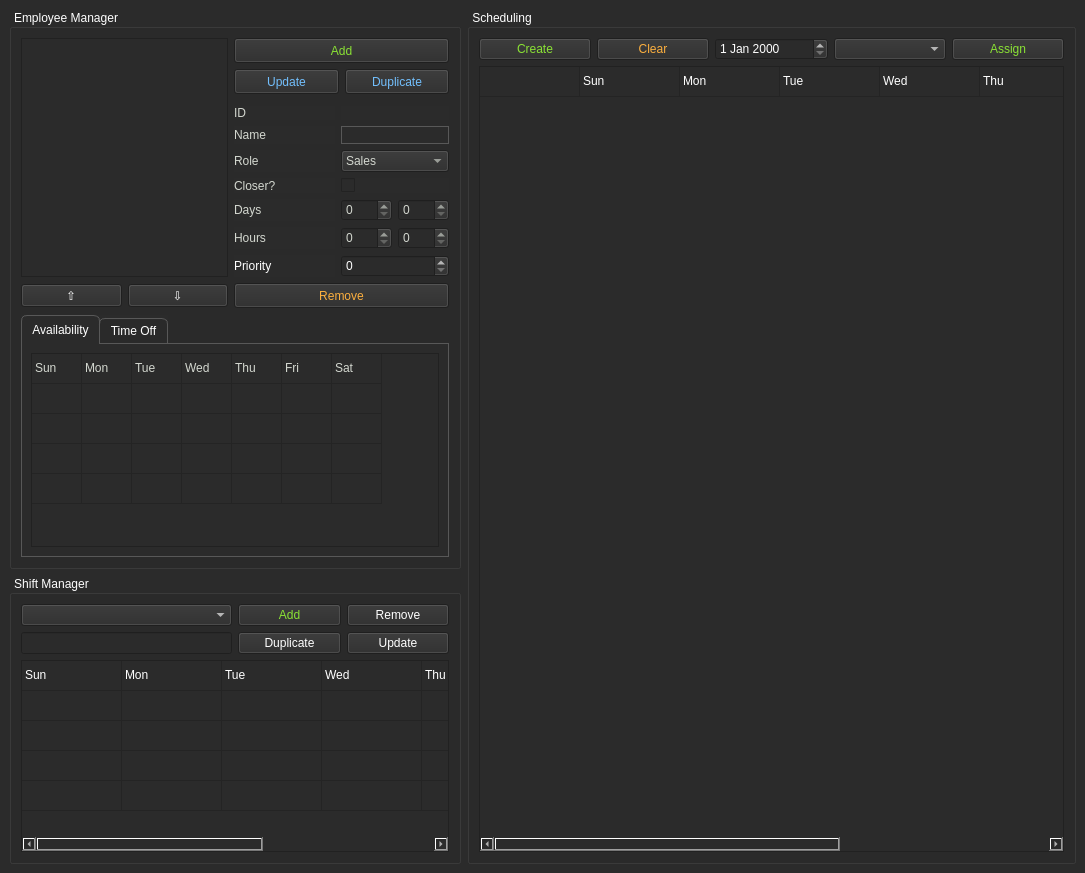
Above: autoschedservice.ui from smigii/AutoSchedService before the change. Below: the same form after it.
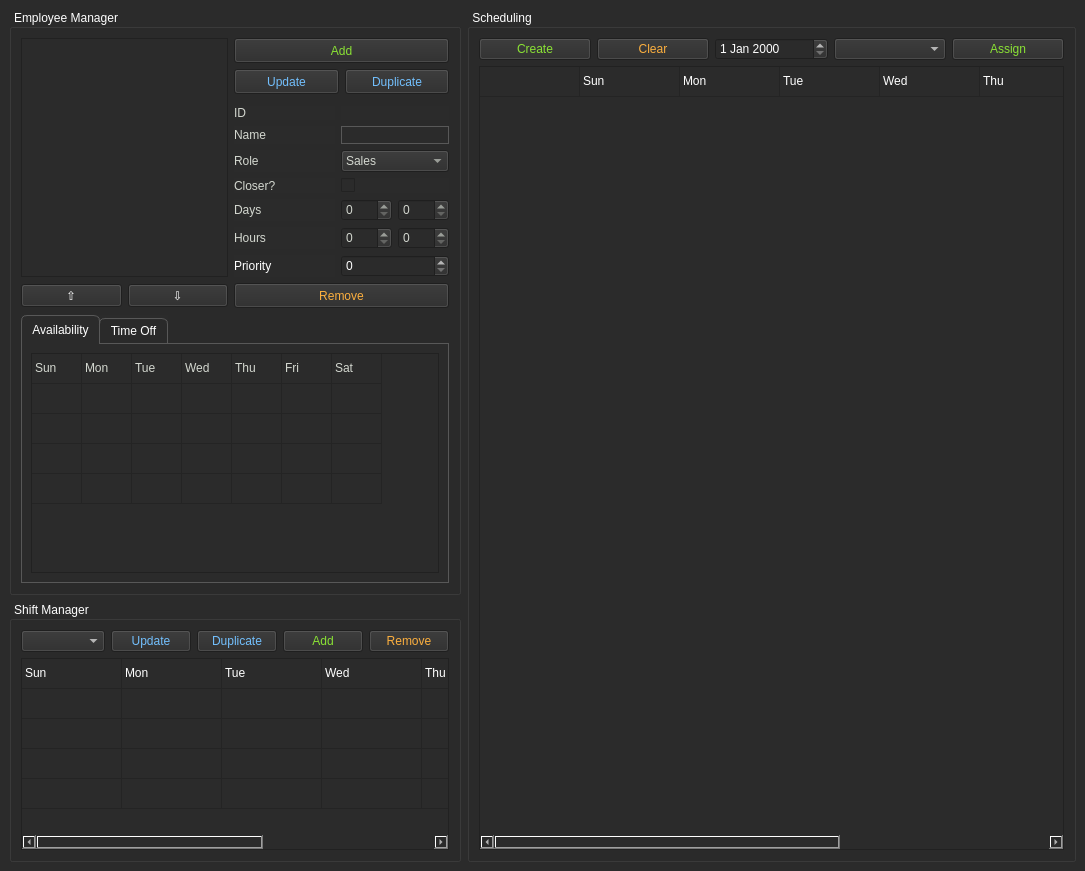
That is the form after the change.

Commit message: Shift Duplicate button connected

```diff
--- a/autoschedservice.ui
+++ b/autoschedservice.ui
@@ -783,44 +783,37 @@
        <string> Shift Manager </string>
       </property>
       <layout class="QGridLayout" name="gridLayout_4">
-       <item row="1" column="0" colspan="2">
-        <widget class="QComboBox" name="comboBox_shiftSelect">
-         <property name="sizePolicy">
-          <sizepolicy hsizetype="Minimum" vsizetype="Fixed">
-           <horstretch>0</horstretch>
-           <verstretch>0</verstretch>
-          </sizepolicy>
-         </property>
-        </widget>
-       </item>
-       <item row="2" column="0" colspan="2">
-        <widget class="QLineEdit" name="lineEdit_shiftName">
-         <property name="sizePolicy">
-          <sizepolicy hsizetype="Minimum" vsizetype="Fixed">
-           <horstretch>0</horstretch>
-           <verstretch>0</verstretch>
-          </sizepolicy>
-         </property>
-        </widget>
-       </item>
-       <item row="1" column="2">
-        <widget class="QPushButton" name="btn_shiftAdd">
+       <item row="1" column="5">
+        <widget class="QPushButton" name="btn_shiftRemove">
          <property name="styleSheet">
-          <string notr="true">color: rgb(138, 226, 52);</string>
+          <string notr="true">color: rgb(252, 175, 62);</string>
          </property>
          <property name="text">
-          <string>Add</string>
+          <string>Remove</string>
          </property>
         </widget>
        </item>
-       <item row="2" column="2">
+       <item row="1" column="3">
         <widget class="QPushButton" name="btn_shiftDupe">
+         <property name="styleSheet">
+          <string notr="true">color: rgb(114, 191, 253);</string>
+         </property>
          <property name="text">
           <string>Duplicate</string>
          </property>
         </widget>
        </item>
-       <item row="3" column="0" colspan="4">
+       <item row="1" column="0" colspan="2">
+        <widget class="QComboBox" name="comboBox_shiftSelect">
+         <property name="sizePolicy">
+          <sizepolicy hsizetype="Minimum" vsizetype="Fixed">
+           <horstretch>0</horstretch>
+           <verstretch>0</verstretch>
+          </sizepolicy>
+         </property>
+        </widget>
+       </item>
+       <item row="3" column="0" colspan="6">
         <widget class="QTableWidget" name="tableWidget_shifts">
          <property name="sizePolicy">
           <sizepolicy hsizetype="Minimum" vsizetype="Minimum">
@@ -910,20 +903,26 @@
          </item>
         </widget>
        </item>
-       <item row="2" column="3">
+       <item row="1" column="4">
+        <widget class="QPushButton" name="btn_shiftAdd">
+         <property name="styleSheet">
+          <string notr="true">color: rgb(138, 226, 52);</string>
+         </property>
+         <property name="text">
+          <string>Add</string>
+         </property>
+        </widget>
+       </item>
+       <item row="1" column="2">
         <widget class="QPushButton" name="btn_shiftUpdate">
+         <property name="styleSheet">
+          <string notr="true">color: rgb(114, 191, 253);</string>
+         </property>
          <property name="text">
           <string>Update</string>
          </property>
         </widget>
        </item>
-       <item row="1" column="3">
-        <widget class="QPushButton" name="btn_shiftRemove">
-         <property name="text">
-          <string>Remove</string>
-         </property>
-        </widget>
-       </item>
       </layout>
      </widget>
     </item>
```
The commit also changes 7 other files.
